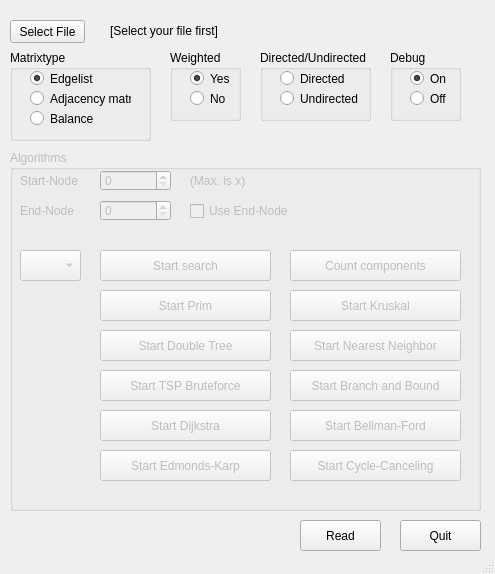
First picture: the form in mainwindow.ui, repository FNicolai/MMI, before the edit.
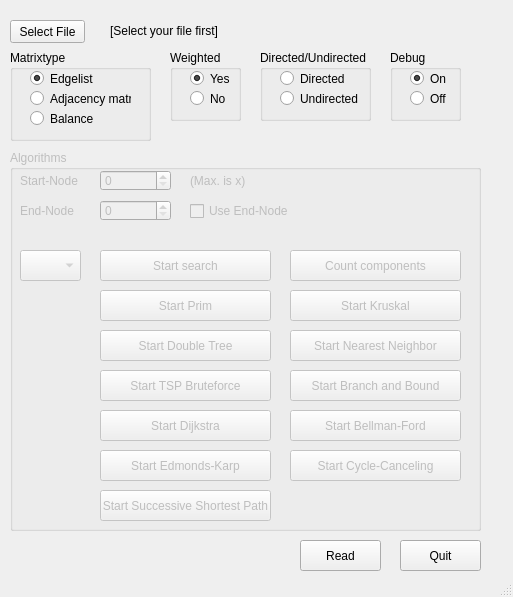
Second picture: the form after the edit.

Diff of the .ui file:
```diff
--- a/mainwindow.ui
+++ b/mainwindow.ui
@@ -6,8 +6,8 @@
    <rect>
     <x>0</x>
     <y>0</y>
-    <width>495</width>
-    <height>574</height>
+    <width>513</width>
+    <height>597</height>
    </rect>
   </property>
   <property name="windowTitle">
@@ -76,7 +76,7 @@
     <property name="geometry">
      <rect>
       <x>300</x>
-      <y>520</y>
+      <y>540</y>
       <width>81</width>
       <height>31</height>
      </rect>
@@ -185,7 +185,7 @@
     <property name="geometry">
      <rect>
       <x>400</x>
-      <y>520</y>
+      <y>540</y>
       <width>81</width>
       <height>31</height>
      </rect>
@@ -229,7 +229,7 @@
       <x>10</x>
       <y>150</y>
       <width>471</width>
-      <height>361</height>
+      <height>381</height>
      </rect>
     </property>
     <property name="title">
@@ -488,6 +488,19 @@
       <string>Start Cycle-Canceling</string>
      </property>
     </widget>
+    <widget class="QPushButton" name="pushButton_start_successive_shortest_path">
+     <property name="geometry">
+      <rect>
+       <x>90</x>
+       <y>340</y>
+       <width>171</width>
+       <height>31</height>
+      </rect>
+     </property>
+     <property name="text">
+      <string>Start Successive Shortest Path</string>
+     </property>
+    </widget>
    </widget>
    <widget class="QGroupBox" name="groupBox_debug">
     <property name="geometry">
```
